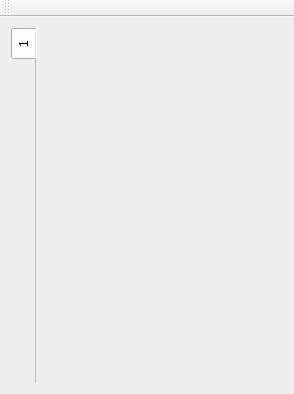
proton/zNotes, file mainwindow.ui: the form before one commit.
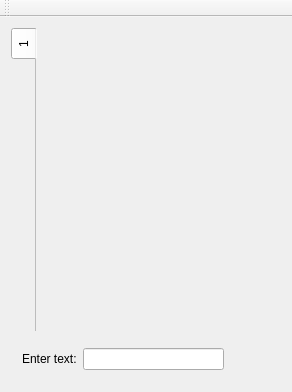
The form after the commit. Icons and pictures are not drawn.

Commit message: some bugs fixed, search feature added

The edit to the form file:
```diff
--- a/mainwindow.ui
+++ b/mainwindow.ui
@@ -6,8 +6,8 @@
    <rect>
     <x>0</x>
     <y>0</y>
-    <width>294</width>
-    <height>394</height>
+    <width>292</width>
+    <height>392</height>
    </rect>
   </property>
   <property name="windowTitle">
@@ -40,6 +40,36 @@
       </widget>
      </widget>
     </item>
+    <item>
+     <widget class="QWidget" name="wSearch" native="true">
+      <layout class="QHBoxLayout" name="horizontalLayout">
+       <item>
+        <widget class="QLabel" name="label">
+         <property name="text">
+          <string>Enter text:</string>
+         </property>
+        </widget>
+       </item>
+       <item>
+        <widget class="QLineEdit" name="edSearch"/>
+       </item>
+       <item>
+        <widget class="QPushButton" name="pushButton">
+         <property name="text">
+          <string/>
+         </property>
+         <property name="icon">
+          <iconset resource="znotes.qrc">
+           <normaloff>:/res/close.png</normaloff>:/res/close.png</iconset>
+         </property>
+         <property name="flat">
+          <bool>true</bool>
+         </property>
+        </widget>
+       </item>
+      </layout>
+     </widget>
+    </item>
    </layout>
   </widget>
   <widget class="QToolBar" name="mainToolBar">
```
Left out of the diff: 35 changed lines with no effect on the pictures. The commit also changes 3 other files.
